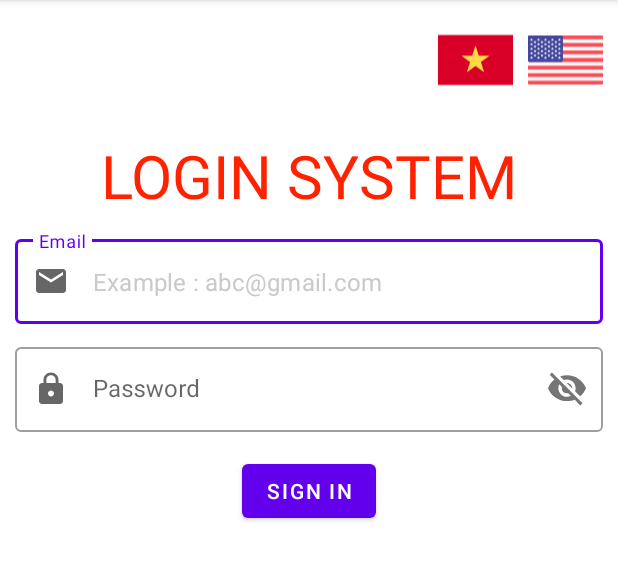
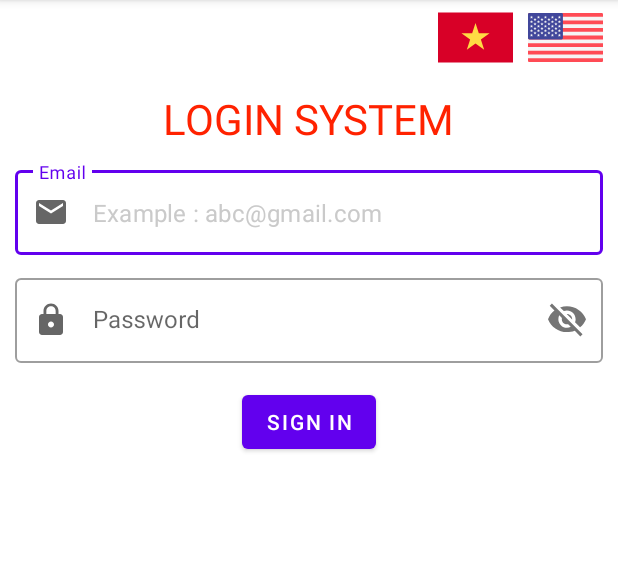
Before and after one commit to phamtanphat/StringResource28042021, an Android app: the screen it shows after launch (MainActivity), on a phone screen of 412 x 824 dp, the part 84-665 px from its top. Run offline under Robolectric (Android 15) with nearby library versions, the phone set to English and light mode, and no system bars.

Commit message:
update ui

```diff
--- a/app/src/main/java/com/example/stringresource28042021/MainActivity.java
+++ b/app/src/main/java/com/example/stringresource28042021/MainActivity.java
@@ -3,10 +3,17 @@ package com.example.stringresource28042021;
 import androidx.appcompat.app.AppCompatActivity;
 
 import android.os.Bundle;
+import android.widget.Button;
+import android.widget.TextView;
 
+import com.google.android.material.textfield.TextInputEditText;
 import com.google.android.material.textfield.TextInputLayout;
 
 public class MainActivity extends AppCompatActivity {
+
+    TextView mTvInfo;
+    TextInputEditText mInputEmail,mInputPassword;
+    Button mBtnLogin;
 
     @Override
     protected void onCreate(Bundle savedInstanceState) {
--- a/app/src/main/res/layout/activity_main.xml
+++ b/app/src/main/res/layout/activity_main.xml
@@ -13,16 +13,42 @@
         android:layout_width="wrap_content"
         android:layout_height="wrap_content">
 
-        <ImageView
-            android:src="@drawable/ic_vietnam"
+        <androidx.cardview.widget.CardView
+            android:clickable="true"
+            android:focusable="true"
+            app:cardCornerRadius="4dp"
+            app:cardBackgroundColor="#FFFFFF"
+            android:foreground="?android:attr/selectableItemBackground"
             android:layout_width="50dp"
-            android:layout_height="wrap_content"/>
-        <ImageView
+            app:cardElevation="0dp"
+            android:layout_height="50dp">
+
+            <ImageView
+                android:id="@+id/imageLanguageVn"
+                android:scaleType="fitXY"
+                android:src="@drawable/ic_vietnam"
+                android:layout_width="match_parent"
+                android:layout_height="match_parent"/>
+        </androidx.cardview.widget.CardView>
+
+        <androidx.cardview.widget.CardView
             android:layout_marginRight="10dp"
             android:layout_marginLeft="10dp"
-            android:src="@drawable/ic_united_states"
+            android:clickable="true"
+            android:focusable="true"
+            app:cardCornerRadius="4dp"
+            app:cardElevation="0dp"
+            app:cardBackgroundColor="#FFFFFF"
+            android:foreground="?android:attr/selectableItemBackground"
             android:layout_width="50dp"
-            android:layout_height="wrap_content"/>
+            android:layout_height="50dp">
+            <ImageView
+                android:scaleType="fitXY"
+                android:id="@+id/imageLanguageEn"
+                android:src="@drawable/ic_united_states"
+                android:layout_width="match_parent"
+                android:layout_height="match_parent"/>
+        </androidx.cardview.widget.CardView>
     </LinearLayout>
 
     <TextView
@@ -32,7 +58,7 @@
         android:layout_centerHorizontal="true"
         android:textAllCaps="true"
         android:textColor="#f20"
-        android:textSize="40sp"
+        android:textSize="28sp"
         android:layout_width="wrap_content"
         android:layout_height="wrap_content"
         android:text="@string/text_title_login"/>
```
Also changed, not shown: 2 other files.
